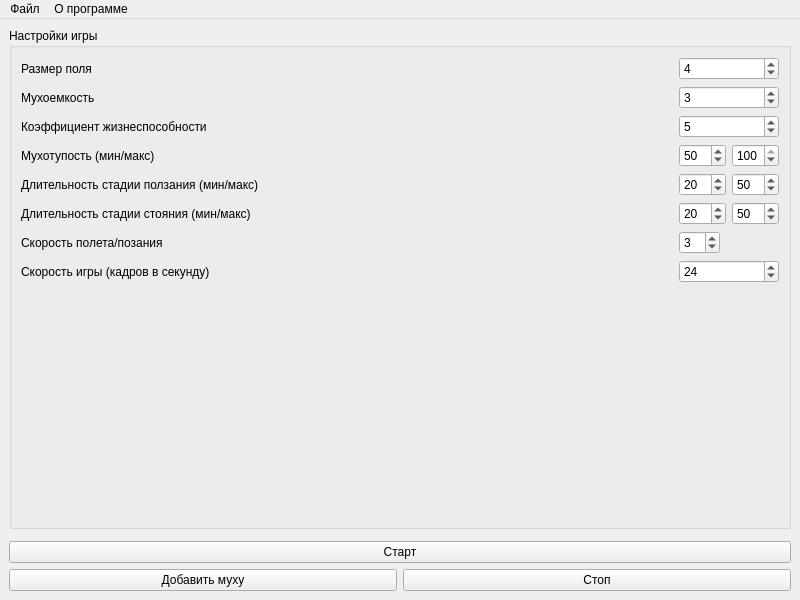
Above: ui.ui from sergej-s/Fly before the change. Below: the same form after it.
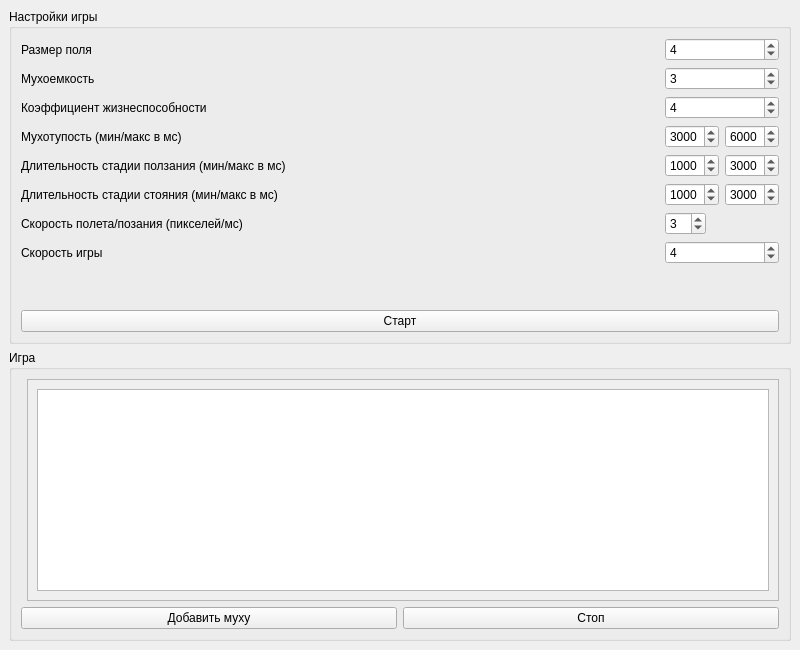
That is the form after the change.

Patch:
```diff
--- a/ui.ui
+++ b/ui.ui
@@ -7,7 +7,7 @@
     <x>0</x>
     <y>0</y>
     <width>800</width>
-    <height>600</height>
+    <height>650</height>
    </rect>
   </property>
   <property name="sizePolicy">
@@ -19,13 +19,13 @@
   <property name="minimumSize">
    <size>
     <width>800</width>
-    <height>600</height>
+    <height>650</height>
    </size>
   </property>
   <property name="maximumSize">
    <size>
     <width>800</width>
-    <height>600</height>
+    <height>650</height>
    </size>
   </property>
   <property name="windowTitle">
@@ -77,20 +77,7 @@
          <item row="7" column="0">
           <widget class="QLabel" name="gameSpeed_lbl">
            <property name="text">
-            <string>Скорость игры (кадров в секунду)</string>
-           </property>
-          </widget>
-         </item>
-         <item row="5" column="1">
-          <widget class="QSpinBox" name="flyStandingDurationMin_sb">
-           <property name="minimum">
-            <number>10</number>
-           </property>
-           <property name="maximum">
-            <number>100</number>
-           </property>
-           <property name="value">
-            <number>20</number>
+            <string>Скорость игры</string>
            </property>
           </widget>
          </item>
@@ -106,7 +93,7 @@
             <number>1</number>
            </property>
            <property name="maximum">
-            <number>10</number>
+            <number>99</number>
            </property>
            <property name="value">
             <number>3</number>
@@ -116,27 +103,30 @@
          <item row="5" column="2">
           <widget class="QSpinBox" name="flyStandingDurationMax_sb">
            <property name="minimum">
-            <number>10</number>
+            <number>100</number>
            </property>
            <property name="maximum">
+            <number>9999</number>
+           </property>
+           <property name="singleStep">
             <number>100</number>
            </property>
            <property name="value">
-            <number>50</number>
+            <number>3000</number>
            </property>
           </widget>
          </item>
          <item row="6" column="0">
           <widget class="QLabel" name="flySpeed_lbl">
            <property name="text">
-            <string>Скорость полета/позания</string>
+            <string>Скорость полета/позания (пикселей/мс)</string>
            </property>
           </widget>
          </item>
          <item row="4" column="0">
           <widget class="QLabel" name="flyWalkingDuration_lbl">
            <property name="text">
-            <string>Длительность стадии ползания (мин/макс)</string>
+            <string>Длительность стадии ползания (мин/макс в мс)</string>
            </property>
           </widget>
          </item>
@@ -149,13 +139,16 @@
             </sizepolicy>
            </property>
            <property name="minimum">
-            <number>1</number>
+            <number>100</number>
            </property>
            <property name="maximum">
+            <number>9999</number>
+           </property>
+           <property name="singleStep">
             <number>100</number>
            </property>
            <property name="value">
-            <number>50</number>
+            <number>3000</number>
            </property>
           </widget>
          </item>
@@ -168,36 +161,39 @@
             </sizepolicy>
            </property>
            <property name="minimum">
-            <number>1</number>
+            <number>100</number>
            </property>
            <property name="maximum">
-            <number>100</number>
+            <number>9999</number>
            </property>
            <property name="singleStep">
             <number>1</number>
            </property>
            <property name="value">
-            <number>100</number>
+            <number>6000</number>
            </property>
           </widget>
          </item>
          <item row="3" column="0">
           <widget class="QLabel" name="flyStupidity_lbl">
            <property name="text">
-            <string>Мухотупость (мин/макс)</string>
+            <string>Мухотупость (мин/макс в мс)</string>
            </property>
           </widget>
          </item>
          <item row="4" column="1">
           <widget class="QSpinBox" name="flyWalkingDurationMin_sb">
            <property name="minimum">
-            <number>10</number>
+            <number>100</number>
            </property>
            <property name="maximum">
+            <number>9999</number>
+           </property>
+           <property name="singleStep">
             <number>100</number>
            </property>
            <property name="value">
-            <number>20</number>
+            <number>1000</number>
            </property>
           </widget>
          </item>
@@ -213,7 +209,7 @@
             <number>1</number>
            </property>
            <property name="maximum">
-            <number>10</number>
+            <number>8</number>
            </property>
            <property name="value">
             <number>4</number>
@@ -223,33 +219,23 @@
          <item row="5" column="0">
           <widget class="QLabel" name="flyStandingDuration_lbl">
            <property name="text">
-            <string>Длительность стадии стояния (мин/макс)</string>
+            <string>Длительность стадии стояния (мин/макс в мс)</string>
            </property>
           </widget>
          </item>
          <item row="4" column="2">
           <widget class="QSpinBox" name="flyWalkingDurationMax_sb">
            <property name="minimum">
-            <number>10</number>
+            <number>100</number>
            </property>
            <property name="maximum">
+            <number>9999</number>
+           </property>
+           <property name="singleStep">
             <number>100</number>
            </property>
            <property name="value">
-            <number>50</number>
-           </property>
-          </widget>
-         </item>
-         <item row="7" column="1" colspan="2">
-          <widget class="QSpinBox" name="gameSpeed_sb">
-           <property name="minimum">
-            <number>10</number>
-           </property>
-           <property name="maximum">
-            <number>1000</number>
-           </property>
-           <property name="value">
-            <number>24</number>
+            <number>3000</number>
            </property>
           </widget>
          </item>
@@ -260,16 +246,48 @@
            </property>
           </widget>
          </item>
+         <item row="7" column="1" colspan="2">
+          <widget class="QSpinBox" name="gameSpeed_sb">
+           <property name="minimum">
+            <number>2</number>
+           </property>
+           <property name="maximum">
+            <number>12</number>
+           </property>
+           <property name="singleStep">
+            <number>1</number>
+           </property>
+           <property name="value">
+            <number>4</number>
+           </property>
+          </widget>
+         </item>
          <item row="2" column="1" colspan="2">
           <widget class="QSpinBox" name="flyLifeCoefficient_sb">
            <property name="minimum">
             <number>1</number>
            </property>
            <property name="maximum">
-            <number>10</number>
+            <number>99</number>
            </property>
            <property name="value">
-            <number>5</number>
+            <number>4</number>
+           </property>
+          </widget>
+         </item>
+         <item row="5" column="1">
+          <widget class="QSpinBox" name="flyStandingDurationMin_sb">
+           <property name="minimum">
+            <number>100</number>
+           </property>
+           <property name="maximum">
+            <number>9999</number>
+           </property>
+           <property name="singleStep">
+            <number>100</number>
+           </property>
+           <property name="value">
+            <number>1000</number>
            </property>
           </widget>
          </item>
@@ -288,75 +306,125 @@
          </property>
         </spacer>
        </item>
+       <item>
+        <widget class="QPushButton" name="startGame_btn">
+         <property name="text">
+          <string>Старт</string>
+         </property>
+        </widget>
+       </item>
       </layout>
      </widget>
     </item>
     <item>
-     <widget class="QWidget" name="gameField_w" native="true">
-      <property name="sizePolicy">
-       <sizepolicy hsizetype="Fixed" vsizetype="Fixed">
-        <horstretch>0</horstretch>
-        <verstretch>0</verstretch>
-       </sizepolicy>
+     <widget class="QGroupBox" name="game_gb">
+      <property name="title">
+       <string>Игра</string>
       </property>
+      <layout class="QVBoxLayout" name="verticalLayout_4">
+       <item>
+        <layout class="QHBoxLayout" name="gameField_lo">
+         <item>
+          <widget class="QWidget" name="gameField_w" native="true">
+           <property name="sizePolicy">
+            <sizepolicy hsizetype="Fixed" vsizetype="Fixed">
+             <horstretch>0</horstretch>
+             <verstretch>0</verstretch>
+            </sizepolicy>
+           </property>
+           <property name="minimumSize">
+            <size>
+             <width>0</width>
+             <height>0</height>
+            </size>
+           </property>
+          </widget>
+         </item>
+         <item>
+          <widget class="QScrollArea" name="statScroll_scrl">
+           <property name="horizontalScrollBarPolicy">
+            <enum>Qt::ScrollBarAlwaysOff</enum>
+           </property>
+           <property name="widgetResizable">
+            <bool>true</bool>
+           </property>
+           <widget class="QWidget" name="statScrollContent">
+            <property name="geometry">
+             <rect>
+              <x>0</x>
+              <y>0</y>
+              <width>697</width>
+              <height>133</height>
+             </rect>
+            </property>
+            <layout class="QVBoxLayout" name="verticalLayout_3">
+             <item>
+              <widget class="QTextBrowser" name="stat_text">
+               <property name="sizePolicy">
+                <sizepolicy hsizetype="Expanding" vsizetype="Expanding">
+                 <horstretch>0</horstretch>
+                 <verstretch>0</verstretch>
+                </sizepolicy>
+               </property>
+               <property name="minimumSize">
+                <size>
+                 <width>0</width>
+                 <height>0</height>
+                </size>
+               </property>
+               <property name="maximumSize">
+                <size>
+                 <width>16777215</width>
+                 <height>16777215</height>
+                </size>
+               </property>
+               <property name="focusPolicy">
+                <enum>Qt::NoFocus</enum>
+               </property>
+               <property name="verticalScrollBarPolicy">
+                <enum>Qt::ScrollBarAlwaysOff</enum>
+               </property>
+               <property name="horizontalScrollBarPolicy">
+                <enum>Qt::ScrollBarAlwaysOff</enum>
+               </property>
+               <property name="overwriteMode">
+                <bool>false</bool>
+               </property>
+              </widget>
+             </item>
+            </layout>
+           </widget>
+          </widget>
+         </item>
+        </layout>
+       </item>
+       <item>
+        <layout class="QHBoxLayout" name="gameButtons_lo">
+         <item>
+          <widget class="QPushButton" name="addFly_btn">
+           <property name="text">
+            <string>Добавить муху</string>
+           </property>
+          </widget>
+         </item>
+         <item>
+          <widget class="QPushButton" name="stopGame_btn">
+           <property name="enabled">
+            <bool>true</bool>
+           </property>
+           <property name="text">
+            <string>Стоп</string>
+           </property>
+          </widget>
+         </item>
+        </layout>
+       </item>
+      </layout>
      </widget>
     </item>
-    <item>
-     <widget class="QPushButton" name="startGame_btn">
-      <property name="text">
-       <string>Старт</string>
-      </property>
-     </widget>
-    </item>
-    <item>
-     <layout class="QHBoxLayout" name="horizontalLayout">
-      <item>
-       <widget class="QPushButton" name="addFly_btn">
-        <property name="text">
-         <string>Добавить муху</string>
-        </property>
-       </widget>
-      </item>
-      <item>
-       <widget class="QPushButton" name="stopGame_btn">
-        <property name="enabled">
-         <bool>true</bool>
-        </property>
-        <property name="text">
-         <string>Стоп</string>
-        </property>
-       </widget>
-      </item>
-     </layout>
-    </item>
    </layout>
   </widget>
-  <widget class="QMenuBar" name="menubar">
-   <property name="geometry">
-    <rect>
-     <x>0</x>
-     <y>0</y>
-     <width>800</width>
-     <height>31</height>
-    </rect>
-   </property>
-   <widget class="QMenu" name="menuFile">
-    <property name="title">
-     <string>Файл</string>
-    </property>
-    <addaction name="separator"/>
-    <addaction name="actionNewGame"/>
-    <addaction name="actionExit"/>
-   </widget>
-   <widget class="QMenu" name="menuAbout">
-    <property name="title">
-     <string>О программе</string>
-    </property>
-   </widget>
-   <addaction name="menuFile"/>
-   <addaction name="menuAbout"/>
-  </widget>
-  <action name="actionNewGame">
+  <action name="startGame_act">
    <property name="text">
     <string>New Game</string>
    </property>
```
Left out of the diff: 9 changed lines with no effect on the pictures.
